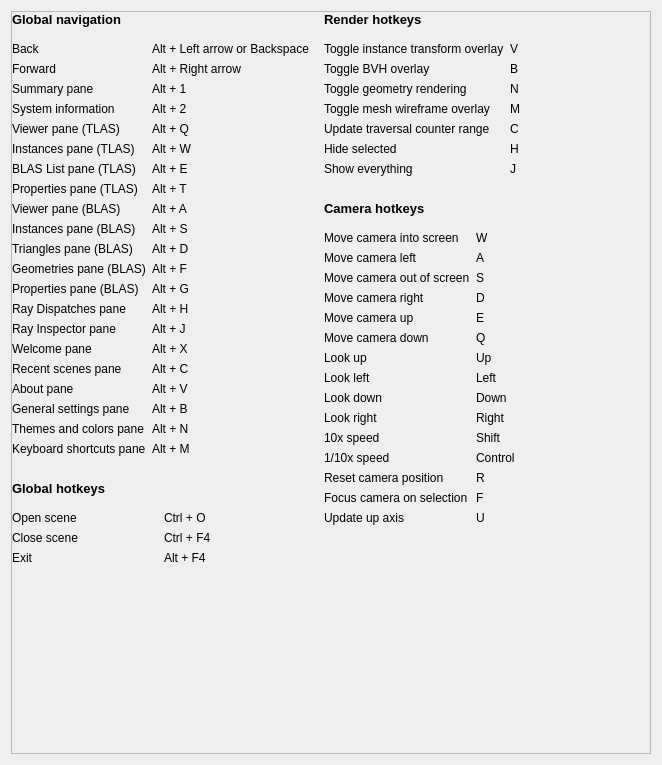
Above: source/frontend/views/settings/keyboard_shortcuts_pane.ui from GPUOpen-Tools/radeon_raytracing_analyzer before the change. Below: the same form after it.
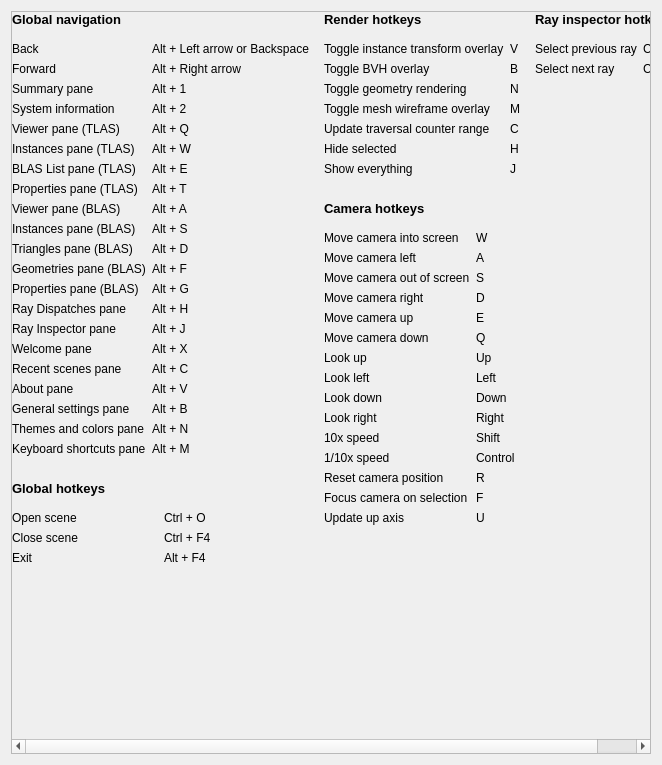
That is the form after the change. Custom widgets are drawn as their Qt base class.

Patch:
```diff
--- a/source/frontend/views/settings/keyboard_shortcuts_pane.ui
+++ b/source/frontend/views/settings/keyboard_shortcuts_pane.ui
@@ -40,7 +40,7 @@
        </property>
        <item>
         <widget class="QWidget" name="widget_3_" native="true">
-         <layout class="QHBoxLayout" name="horizontal_layout_" stretch="2,2,1">
+         <layout class="QHBoxLayout" name="horizontal_layout_">
           <property name="leftMargin">
            <number>0</number>
           </property>
@@ -1463,17 +1463,116 @@
            </widget>
           </item>
           <item>
-           <spacer name="horizontal_spacer_">
-            <property name="orientation">
-             <enum>Qt::Horizontal</enum>
-            </property>
-            <property name="sizeHint" stdset="0">
-             <size>
-              <width>40</width>
-              <height>20</height>
-             </size>
-            </property>
-           </spacer>
+           <widget class="QWidget" name="column_3_wrapper_" native="true">
+            <layout class="QVBoxLayout" name="vertical_layout_5_">
+             <property name="leftMargin">
+              <number>0</number>
+             </property>
+             <property name="topMargin">
+              <number>0</number>
+             </property>
+             <property name="rightMargin">
+              <number>0</number>
+             </property>
+             <property name="bottomMargin">
+              <number>0</number>
+             </property>
+             <item>
+              <widget class="ScaledLabel" name="label_other_hotkeys_">
+               <property name="sizePolicy">
+                <sizepolicy hsizetype="MinimumExpanding" vsizetype="Fixed">
+                 <horstretch>0</horstretch>
+                 <verstretch>0</verstretch>
+                </sizepolicy>
+               </property>
+               <property name="font">
+                <font>
+                 <pointsize>10</pointsize>
+                 <weight>75</weight>
+                 <bold>true</bold>
+                </font>
+               </property>
+               <property name="text">
+                <string>Ray inspector hotkeys</string>
+               </property>
+              </widget>
+             </item>
+             <item>
+              <widget class="QWidget" name="other_layout_" native="true">
+               <layout class="QGridLayout" name="grid_layout_4_">
+                <property name="leftMargin">
+                 <number>0</number>
+                </property>
+                <item row="0" column="0">
+                 <widget class="ScaledLabel" name="label_previous_ray_">
+                  <property name="sizePolicy">
+                   <sizepolicy hsizetype="MinimumExpanding" vsizetype="Fixed">
+                    <horstretch>0</horstretch>
+                    <verstretch>0</verstretch>
+                   </sizepolicy>
+                  </property>
+                  <property name="text">
+                   <string>Select previous ray</string>
+                  </property>
+                 </widget>
+                </item>
+                <item row="0" column="1">
+                 <widget class="ScaledLabel" name="content_previous_ray_">
+                  <property name="sizePolicy">
+                   <sizepolicy hsizetype="MinimumExpanding" vsizetype="Fixed">
+                    <horstretch>0</horstretch>
+                    <verstretch>0</verstretch>
+                   </sizepolicy>
+                  </property>
+                  <property name="text">
+                   <string>Ctrl + P</string>
+                  </property>
+                 </widget>
+                </item>
+                <item row="1" column="0">
+                 <widget class="ScaledLabel" name="label_next_ray_">
+                  <property name="sizePolicy">
+                   <sizepolicy hsizetype="MinimumExpanding" vsizetype="Fixed">
+                    <horstretch>0</horstretch>
+                    <verstretch>0</verstretch>
+                   </sizepolicy>
+                  </property>
+                  <property name="text">
+                   <string>Select next ray</string>
+                  </property>
+                 </widget>
+                </item>
+                <item row="1" column="1">
+                 <widget class="ScaledLabel" name="content_next_ray_">
+                  <property name="sizePolicy">
+                   <sizepolicy hsizetype="MinimumExpanding" vsizetype="Fixed">
+                    <horstretch>0</horstretch>
+                    <verstretch>0</verstretch>
+                   </sizepolicy>
+                  </property>
+                  <property name="text">
+                   <string>Ctrl + N</string>
+                  </property>
+                 </widget>
+                </item>
+               </layout>
+              </widget>
+             </item>
+             <item>
+              <spacer name="vertical_spacer_end_column_3">
+               <property name="orientation">
+                <enum>Qt::Vertical</enum>
+               </property>
+               <property name="sizeHint" stdset="0">
+                <size>
+                 <width>20</width>
+                 <height>20</height>
+                </size>
+               </property>
+              </spacer>
+             </item>
+            </layout>
+           </widget>
           </item>
          </layout>
         </widget>
```
Left out of the diff: 1 changed line with no effect on the pictures.
